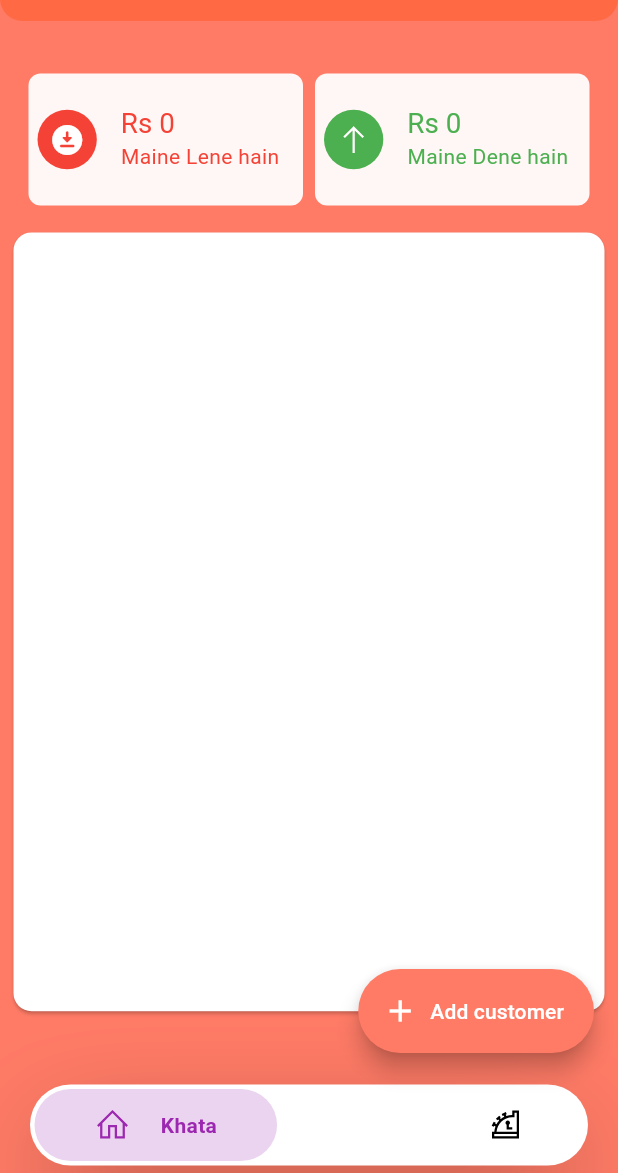
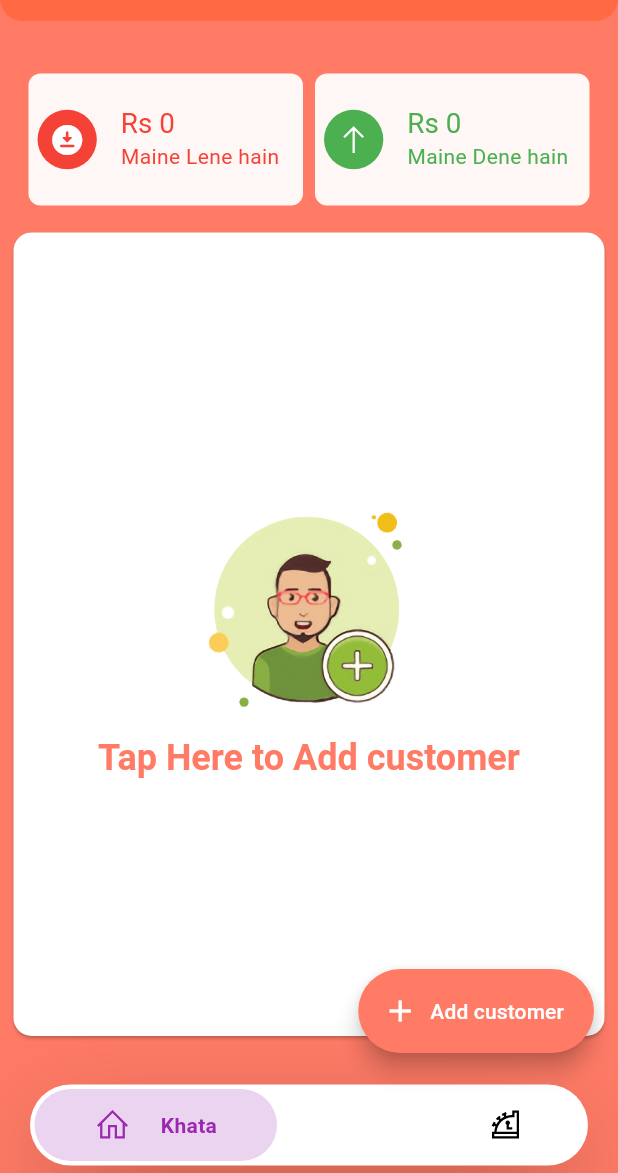
Before and after one commit to ahzam-shahnil/pay_qr, a Flutter app: the DigiNavHome screen opened directly, on a phone screen of 412 x 824 dp, the part 63-1236 px from its top. Run offline on Flutter 3.47's test engine with Material 2 defaults, Android fonts, the phone set to English and light mode, and no system bars; drawn by our look-alikes of google_nav_bar; our stand-ins replace cached_network_image, cloud_firestore, contacts_service, fancy_shimmer_image, firebase_auth, firebase_core and 22 more; missing offline and left inert: file_saver, mobile_scanner, ndialog, pluto_grid, pluto_grid_export, scan and 1 more; accounts and stored records are empty.

Commit message:
fixed digi khata , cashbook ui

```diff
--- a/lib/gen/assets.gen.dart
+++ b/lib/gen/assets.gen.dart
@@ -11,6 +11,10 @@ import 'package:flutter/services.dart';
 
 class $AssetsImagesGen {
   const $AssetsImagesGen();
+
+  /// File path: assets/images/add_user.png
+  AssetGenImage get addUser =>
+      const AssetGenImage('assets/images/add_user.png');
 
   $AssetsImagesOnboard1stGen get onboard1st =>
       const $AssetsImagesOnboard1stGen();
--- a/lib/utils/utility_helper.dart
+++ b/lib/utils/utility_helper.dart
@@ -2,9 +2,9 @@ import 'package:intl/intl.dart';
 import 'package:pay_qr/model/digi_khata/cash_in_model.dart';
 
 class Utility {
-  static getFormatedDate(date) {
+  static getFormatedDate(DateTime date) {
     var inputFormat = DateFormat('yyyy-MM-dd HH:mm');
-    var inputDate = inputFormat.parse(date);
+    var inputDate = inputFormat.parse(date.toString());
     var outputFormat = DateFormat('dd/MM/yyyy');
     return outputFormat.format(inputDate);
   }
--- a/lib/view/main_views/digi_khata/digi_khata_view.dart
+++ b/lib/view/main_views/digi_khata/digi_khata_view.dart
@@ -3,6 +3,7 @@ import 'package:flutter/material.dart';
 import 'package:get/get.dart';
 import 'package:pay_qr/config/app_constants.dart';
 import 'package:pay_qr/config/controllers.dart';
+import 'package:pay_qr/gen/assets.gen.dart';
 import 'package:pay_qr/model/digi_khata/customer.dart';
 import 'package:pay_qr/utils/utility_helper.dart';
 import 'package:pay_qr/widgets/digi_khata/amount_text.dart';
@@ -37,7 +38,6 @@ class _DigiKhataViewState extends State<DigiKhataView> {
   @override
   void dispose() {
     amountController.resetData();
-    // TODO: implement dispose
     super.dispose();
   }
 
@@ -102,7 +102,9 @@ class _DigiKhataViewState extends State<DigiKhataView> {
 
               if (snapshot.connectionState == ConnectionState.waiting) {
                 return const Center(
-                  child: CircularProgressIndicator(),
+                  child: CircularProgressIndicator(
+                    color: kScanBackColor,
+                  ),
                 );
               }
 
@@ -115,10 +117,10 @@ class _DigiKhataViewState extends State<DigiKhataView> {
                   child: Column(
                     mainAxisSize: MainAxisSize.max,
                     children: [
-                      // const Divider(),
                       SizedBox(
-                        height: Get.size.height * 0.63,
-                        child: ListView.separated(
+                        height: Get.size.height * 0.65,
+                        child: data.isNotEmpty
+                            ? ListView.separated(
                                 shrinkWrap: true,
                                 itemCount: data.length,
                                 primary: true,
@@ -137,7 +139,8 @@ class _DigiKhataViewState extends State<DigiKhataView> {
                                     }
                                   });
                                   return ListTile(
-                              onTap: () => Get.to(() => CustomerRecordsView(
+                                    onTap: () =>
+                                        Get.to(() => CustomerRecordsView(
                                               customer: data[index],
                                             )),
                                     isThreeLine: false,
@@ -153,15 +156,45 @@ class _DigiKhataViewState extends State<DigiKhataView> {
                                         totalAmount: amount.toStringAsFixed(0)),
                                   );
                                 },
-                          separatorBuilder: (BuildContext context, int index) =>
+                                separatorBuilder:
+                                    (BuildContext context, int index) =>
                                         const Divider(),
+                              )
+                            : SizedBox(
+                                height: Get.size.height * 0.65,
+                                width: double.infinity,
+                                child: GestureDetector(
+                                  onTap: () {
+                                    digiController
+                                        .getPermissionAndGotoContactView();
+                                  },
+                                  child: Column(
+                                    mainAxisAlignment: MainAxisAlignment.center,
+                                    children: [
+                                      Image(
+                                        image: Assets.images.addUser,
+                                        height: Get.size.height * 0.2,
+                                      ),
+                                      Text(
+                                        'Tap Here to Add customer',
+                                        style: Get.textTheme.headline5
+                                            ?.copyWith(
+                                                color: kPrimaryColor,
+                                                fontWeight: FontWeight.bold),
+                                      )
+                                    ],
+                                  ),
+                                ),
                               ),
                       ),
                     ],
                   ),
                 );
               }
-              return const Center(child: CircularProgressIndicator());
+              return const Center(
+                  child: CircularProgressIndicator(
+                color: kScanBackColor,
+              ));
             },
           )
         ],
--- a/lib/view/main_views/digi_khata/digi_nav.dart
+++ b/lib/view/main_views/digi_khata/digi_nav.dart
@@ -5,9 +5,9 @@ import 'package:get/get.dart';
 import 'package:google_nav_bar/google_nav_bar.dart';
 import 'package:line_icons/line_icons.dart';
 import 'package:pay_qr/config/app_constants.dart';
-import 'package:permission_handler/permission_handler.dart';
+import 'package:pay_qr/config/controllers.dart';
 
-import 'add_customer/contact_view.dart';
+import 'cash_in_out.dart';
 import 'cashbook.dart';
 import 'digi_khata_view.dart';
 
@@ -19,14 +19,6 @@ class DigiNavHome extends StatefulWidget {
 }
 
 class _DigiNavHomeState extends State<DigiNavHome> {
-  _getPermission() async {
-    if (await Permission.contacts.request().isGranted) {
-      Get.to(
-        () => const ContactView(),
-      );
-    }
-  }
-
   int selectedIndex = 0;
 
   final padding = const EdgeInsets.symmetric(horizontal: 40, vertical: 12);
@@ -72,13 +64,28 @@ class _DigiNavHomeState extends State<DigiNavHome> {
         },
         itemCount: 2,
       ),
-      floatingActionButton: FloatingActionButton.extended(
+      floatingActionButton: selectedIndex == 0
+          ? FloatingActionButton.extended(
               onPressed: () async {
-          _getPermission();
+                digiController.getPermissionAndGotoContactView();
               },
-        shape: RoundedRectangleBorder(borderRadius: BorderRadius.circular(30)),
+              shape: RoundedRectangleBorder(
+                  borderRadius: BorderRadius.circular(30)),
               label: const Text(
                 'Add customer',
+                // style: Get.textTheme.headline6,
+              ),
+              icon: const Icon(Icons.add),
+              backgroundColor: kPrimaryColor,
+            )
+          : FloatingActionButton.extended(
+              onPressed: () {
+                Get.to(() => const CashInOutView());
+              },
+              shape: RoundedRectangleBorder(
+                  borderRadius: BorderRadius.circular(30)),
+              label: const Text(
+                'Add Entries',
                 // style: Get.textTheme.headline6,
               ),
               icon: const Icon(Icons.add),
```
Also changed, not shown: lib/controller/digi_khata/digi_controller.dart (+19 -1 lines), lib/view/main_views/digi_khata/add_customer/add_customer.dart (+4 -7 lines), lib/view/main_views/digi_khata/add_customer/add_customers_record.dart (+6 -2 lines), lib/view/main_views/digi_khata/cashbook.dart (+143 -123 lines), assets/images/add_user.png (added). Lines whose indentation alone changed are shown as unchanged.
